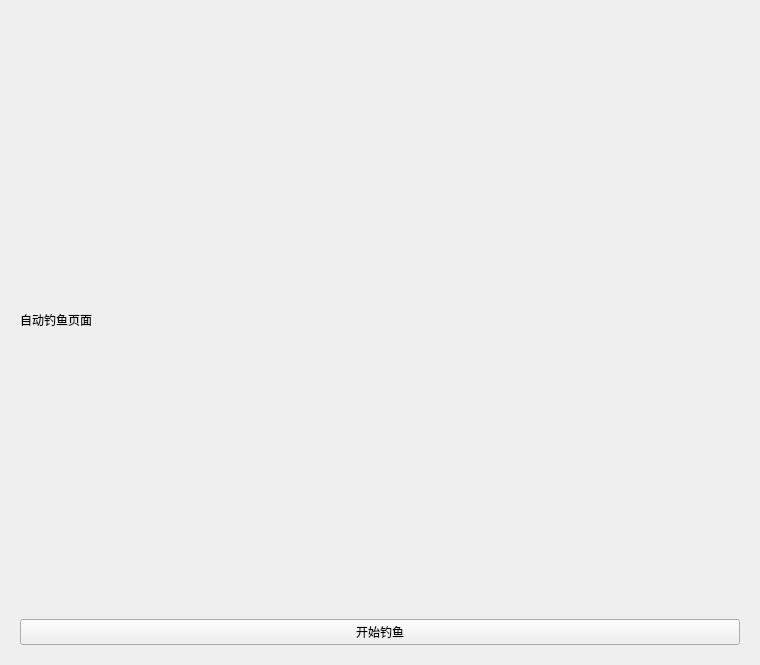
This is app/ui/additional_features_interface.ui in LaoZhuJackson/SnowbreakAutoAssistant as Qt 5 draws it before an edit. The edited form follows.
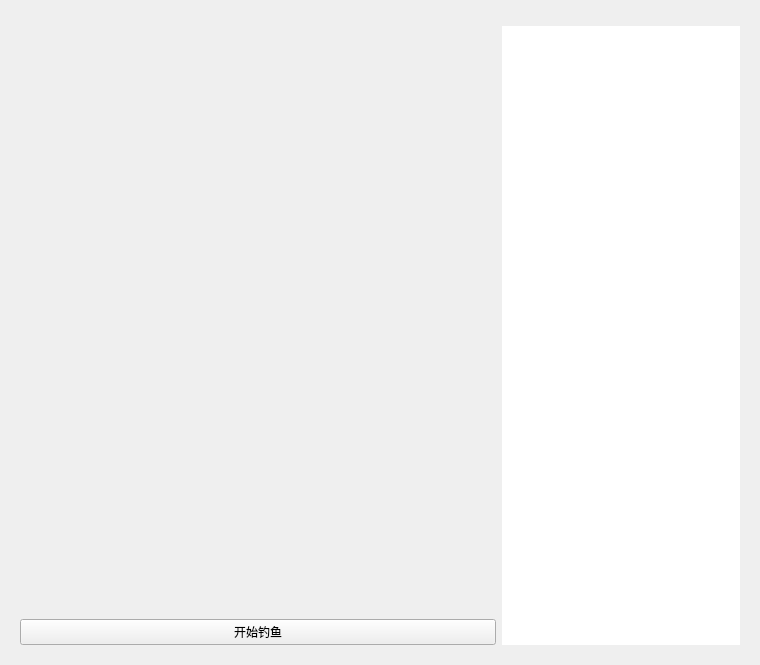
This is the edited form. Custom widgets are drawn as their Qt base class.

Commit message: 实现自动钓鱼

Diff of the .ui file:
```diff
--- a/app/ui/additional_features_interface.ui
+++ b/app/ui/additional_features_interface.ui
@@ -23,13 +23,9 @@
       <number>0</number>
      </property>
      <widget class="QWidget" name="page_fishing">
-      <layout class="QGridLayout" name="gridLayout_2">
+      <layout class="QGridLayout" name="gridLayout_2" columnstretch="2,1">
        <item row="0" column="0">
-        <widget class="BodyLabel" name="BodyLabel">
-         <property name="text">
-          <string>自动钓鱼页面</string>
-         </property>
-        </widget>
+        <widget class="SimpleCardWidget" name="SimpleCardWidget"/>
        </item>
        <item row="1" column="0">
         <widget class="PushButton" name="PushButton">
@@ -38,6 +34,17 @@
          </property>
         </widget>
        </item>
+       <item row="0" column="1" rowspan="2">
+        <widget class="QTextBrowser" name="textBrowser_log">
+         <property name="styleSheet">
+          <string notr="true">border-radius: 5px;
+border: 2px;</string>
+         </property>
+         <property name="verticalScrollBarPolicy">
+          <enum>Qt::ScrollBarAlwaysOff</enum>
+         </property>
+        </widget>
+       </item>
       </layout>
      </widget>
      <widget class="QWidget" name="page_2">
@@ -72,6 +79,18 @@
    <extends>QPushButton</extends>
    <header>qfluentwidgets</header>
   </customwidget>
+  <customwidget>
+   <class>CardWidget</class>
+   <extends>QFrame</extends>
+   <header>qfluentwidgets</header>
+   <container>1</container>
+  </customwidget>
+  <customwidget>
+   <class>SimpleCardWidget</class>
+   <extends>CardWidget</extends>
+   <header>qfluentwidgets</header>
+   <container>1</container>
+  </customwidget>
   <customwidget>
    <class>BodyLabel</class>
    <extends>QLabel</extends>
```
Left out of the diff: 4 changed lines with no effect on the pictures. The commit also changes 15 other files.
